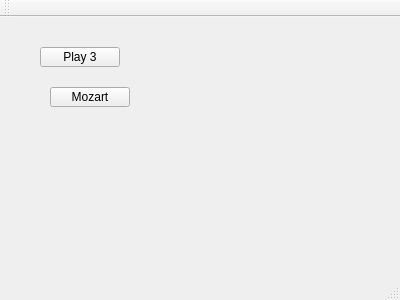
Before: the Qt Designer form mainwindow.ui in fenixnix/AlgorithmicMusic, drawn with Qt 5.
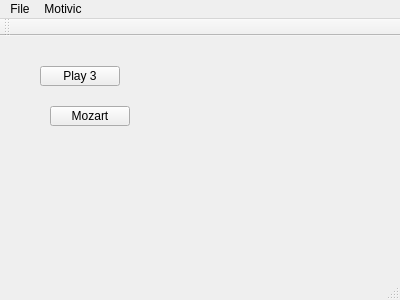
After: the same form once the commit is applied.

Commit message: motivic music

What changed in the file:
```diff
--- a/mainwindow.ui
+++ b/mainwindow.ui
@@ -47,9 +47,22 @@
      <x>0</x>
      <y>0</y>
      <width>400</width>
-     <height>17</height>
+     <height>22</height>
     </rect>
    </property>
+   <widget class="QMenu" name="menuFile">
+    <property name="title">
+     <string>File</string>
+    </property>
+   </widget>
+   <widget class="QMenu" name="menuMotivic">
+    <property name="title">
+     <string>Motivic</string>
+    </property>
+    <addaction name="actionbeginning"/>
+   </widget>
+   <addaction name="menuFile"/>
+   <addaction name="menuMotivic"/>
   </widget>
   <widget class="QToolBar" name="mainToolBar">
    <attribute name="toolBarArea">
```
Left out of the diff: 5 changed lines with no effect on the pictures. The commit also changes 12 other files.
